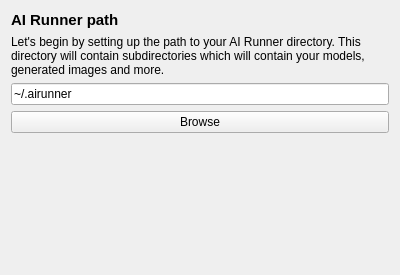
Capsize-Games/airunner, file src/airunner/windows/setup_wizard/path_settings/templates/path_settings.ui: the form before one commit.
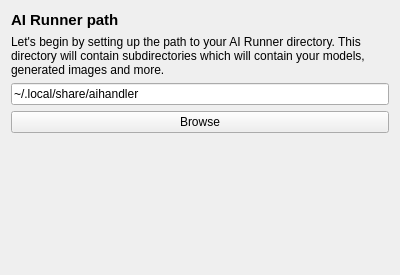
The form after the commit.

Commit message: Switch airunner home folder to conventional location for ubuntu

The edit to the form file:
```diff
--- a/src/airunner/windows/setup_wizard/path_settings/templates/path_settings.ui
+++ b/src/airunner/windows/setup_wizard/path_settings/templates/path_settings.ui
@@ -56,7 +56,7 @@
    <item row="2" column="0">
     <widget class="QLineEdit" name="base_path">
      <property name="text">
-      <string>~/.airunner</string>
+      <string>~/.local/share/aihandler</string>
      </property>
     </widget>
    </item>
```
The commit also changes 9 other files.
